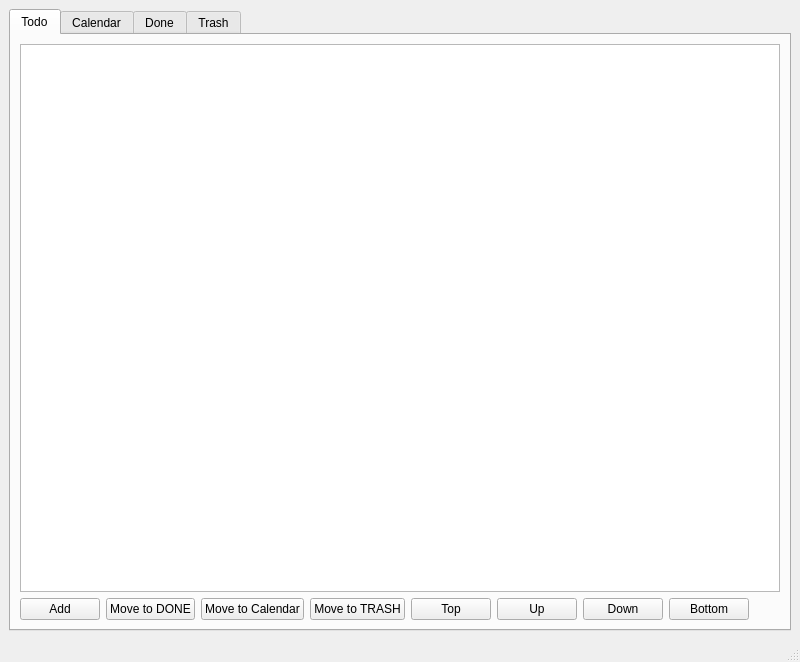
Old version of the form GettingThingsDone/mainwindow.ui in the repository eloranta/GettingThingsDone.
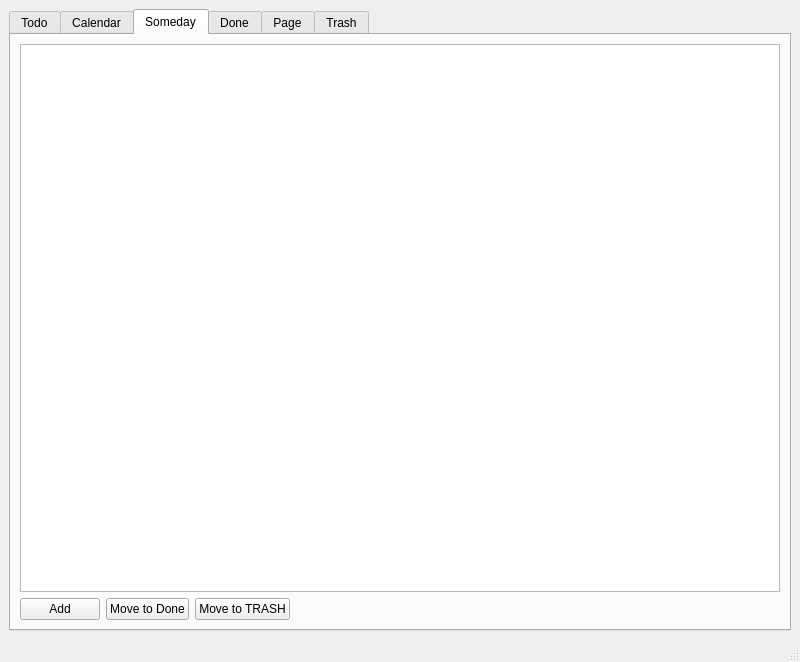
New version of the form. The open tabs and pages were chosen to show the change.

Commit message: add: Someday tab

What changed in the file:
```diff
--- a/GettingThingsDone/mainwindow.ui
+++ b/GettingThingsDone/mainwindow.ui
@@ -194,6 +194,73 @@
         </item>
        </layout>
       </widget>
+      <widget class="QWidget" name="tab_6">
+       <attribute name="title">
+        <string>Someday</string>
+       </attribute>
+       <layout class="QGridLayout" name="gridLayout_6">
+        <item row="0" column="0">
+         <widget class="QTableView" name="someDayTableView">
+          <property name="styleSheet">
+           <string notr="true">QHeaderView::section { background-color:lightgray }</string>
+          </property>
+          <property name="selectionMode">
+           <enum>QAbstractItemView::SingleSelection</enum>
+          </property>
+          <property name="selectionBehavior">
+           <enum>QAbstractItemView::SelectRows</enum>
+          </property>
+          <attribute name="horizontalHeaderDefaultSectionSize">
+           <number>100</number>
+          </attribute>
+          <attribute name="horizontalHeaderStretchLastSection">
+           <bool>true</bool>
+          </attribute>
+          <attribute name="verticalHeaderVisible">
+           <bool>false</bool>
+          </attribute>
+         </widget>
+        </item>
+        <item row="1" column="0">
+         <layout class="QHBoxLayout" name="horizontalLayout_7">
+          <item>
+           <widget class="QPushButton" name="someDayAddButton">
+            <property name="text">
+             <string>Add</string>
+            </property>
+           </widget>
+          </item>
+          <item>
+           <widget class="QPushButton" name="someDayMoveToDoneButton">
+            <property name="text">
+             <string>Move to Done</string>
+            </property>
+           </widget>
+          </item>
+          <item>
+           <widget class="QPushButton" name="somedayMoveToTrashButton">
+            <property name="text">
+             <string>Move to TRASH</string>
+            </property>
+           </widget>
+          </item>
+          <item>
+           <spacer name="horizontalSpacer_6">
+            <property name="orientation">
+             <enum>Qt::Horizontal</enum>
+            </property>
+            <property name="sizeHint" stdset="0">
+             <size>
+              <width>40</width>
+              <height>20</height>
+             </size>
+            </property>
+           </spacer>
+          </item>
+         </layout>
+        </item>
+       </layout>
+      </widget>
       <widget class="QWidget" name="tab_2">
        <attribute name="title">
         <string>Done</string>
@@ -248,6 +315,11 @@
         </item>
        </layout>
       </widget>
+      <widget class="QWidget" name="tab">
+       <attribute name="title">
+        <string>Page</string>
+       </attribute>
+      </widget>
       <widget class="QWidget" name="tab_3">
        <attribute name="title">
         <string>Trash</string>
```
The commit also changes 2 other files.
